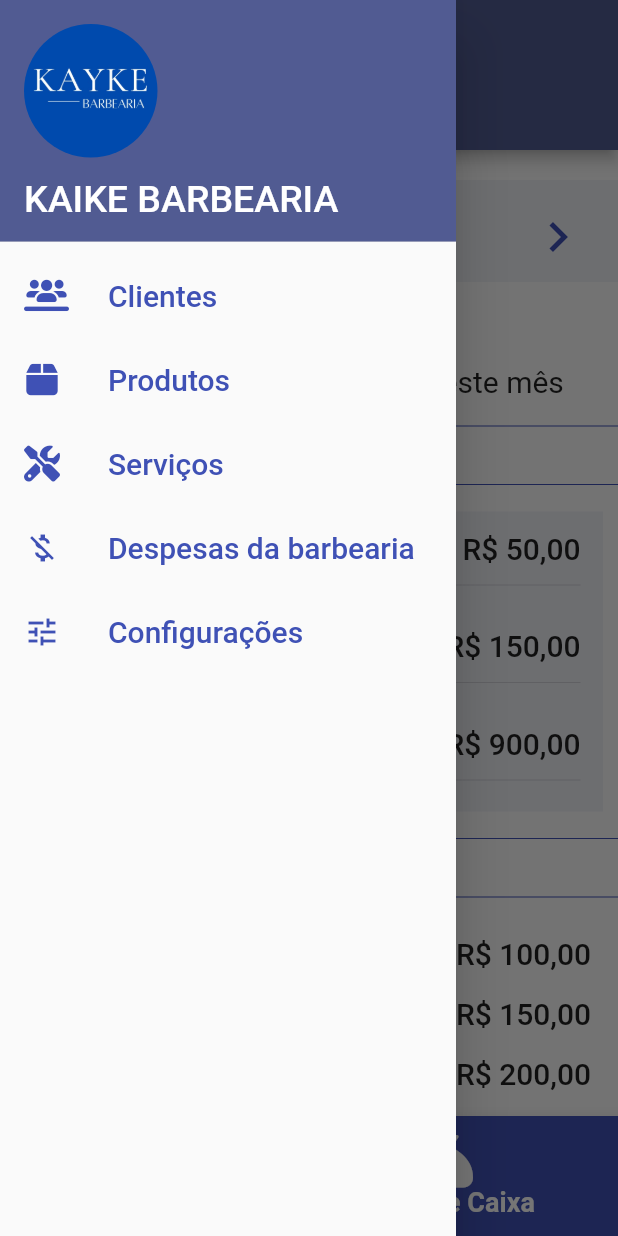
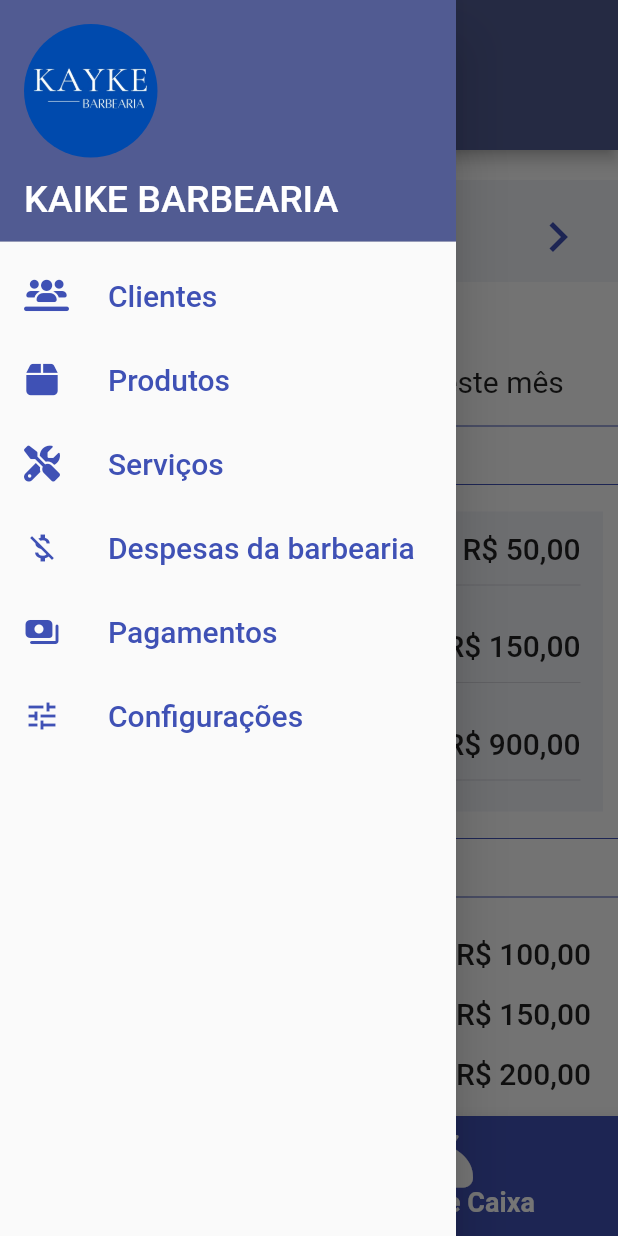
Before and after one commit to Jo-Analyst/app-kayke-barbearia, a Flutter app: the screen it shows after launch, with the side drawer open, on a phone screen of 412 x 824 dp. Run offline on Flutter 3.47's test engine with Material 2 defaults, Android fonts, the phone set to English and light mode, and no system bars; our stand-ins replace font_awesome_flutter, sqflite; accounts and stored records are empty.

Commit message:
implementado algumas mudanças na tabela do DB

```diff
--- a/lib/app/components/drawer_component.dart
+++ b/lib/app/components/drawer_component.dart
@@ -81,6 +81,20 @@ class DrawerComponet extends StatelessWidget {
           ),
           ListTile(
             leading: const Icon(
+              Icons.payments_rounded,
+              color: Colors.indigo,
+            ),
+            title: const Text(
+              "Pagamentos",
+              style: TextStyle(
+                fontSize: 20,
+                color: Colors.indigo,
+              ),
+            ),
+            onTap: () {},
+          ),
+          ListTile(
+            leading: const Icon(
               Icons.tune,
               color: Colors.indigo,
             ),
--- a/lib/app/config/db.dart
+++ b/lib/app/config/db.dart
@@ -12,11 +12,15 @@ class DB {
         );
 
         db.execute(
-          "CREATE TABLE sales (id INTEGER PRIMARY KEY, date_sale TEXT NOT NULL, value_total REAL NOT NULL, profit_value_total REAL, name_client TEXT NULL)",
+          "CREATE TABLE clients (id INTEGER PRIMARY KEY, name TEXT NOT NULL, phone TEXT)",
+        );
+
+        db.execute(
+          "CREATE TABLE sales (id INTEGER PRIMARY KEY, date_sale TEXT NOT NULL, profit_value_product REAL NOT NULL, profit_value_total REAL, client_id INTEGER, FOREIGN KEY (client_id) REFERENCES clients(id) ON DELETE SET NULL)",
         ); // sales - Vendas
 
         db.execute(
-          "CREATE TABLE items_sales (id INTEGER PRIMARY KEY, quantity_items INTEGER, sub_total REAL NOT NULL, price_product REAL NOT NULL, product_id INTEGER NOT NULL, sale_id INTEGER NOT NULL, client_name TEXT, FOREIGN KEY (product_id) REFERENCES products(id), ON DELETE SET NULL, FOREIGN KEY (sale_id) REFERENCES sales(id) ON DELETE CASCADE)",
+          "CREATE TABLE items_sales (id INTEGER PRIMARY KEY, quantity_items INTEGER, sub_total REAL NOT NULL, price_product REAL NOT NULL, lucro_product REAL NOT NULL, product_id INTEGER NOT NULL, sale_id INTEGER NOT NULL, FOREIGN KEY (product_id) REFERENCES products(id), ON DELETE SET NULL, FOREIGN KEY (sale_id) REFERENCES sales(id) ON DELETE CASCADE)",
         );
 
         db.execute("CREATE TABLE payments_sales (id INTEGER PRIMARY KEY, species TEXT, sale_id INTEGER, FOREIGN KEY (sale_id) REFERENCES sales(id) ON DELETE CASCADE)");
@@ -26,7 +30,7 @@ class DB {
         );
 
         db.execute(
-          "CREATE TABLE provision_of_services (id INTEGER PRIMARY KEY, date TEXT NOT NULL, time TEXT NOT NULL, service_id INTEGER, FOREIGN KEY (service_id) REFERENCES services(id) ON DELETE CASCADE)",
+          "CREATE TABLE provision_of_services (id INTEGER PRIMARY KEY, date TEXT NOT NULL, time TEXT NOT NULL, client_id INTEGER, service_id INTEGER, FOREIGN KEY (service_id) REFERENCES services(id) ON DELETE CASCADE, FOREIGN KEY (client_id) REFERENCES clients(id) ON DELETE SET NULL)",
         );
 
         db.execute("CREATE TABLE payments_services (id INTEGER PRIMARY KEY, species TEXT, service_id INTEGER, FOREIGN KEY (service_id) REFERENCES services(id) ON DELETE CASCADE)");
--- a/lib/app/template/finance_sales.dart
+++ b/lib/app/template/finance_sales.dart
@@ -287,6 +287,24 @@ class _FinanceSalesState extends State<FinanceSales> {
                     ),
                   ],
                 ),
+                Column(
+                  children: [
+                    Text(
+                      "R\$ 500,00",
+                      style: TextStyle(
+                        fontSize: 18,
+                        color: Colors.indigo,
+                      ),
+                    ),
+                    Text(
+                      "Lucro",
+                      style: TextStyle(
+                        fontSize: 20,
+                        fontWeight: FontWeight.w700,
+                      ),
+                    ),
+                  ],
+                ),
               ],
             ),
           )
```
